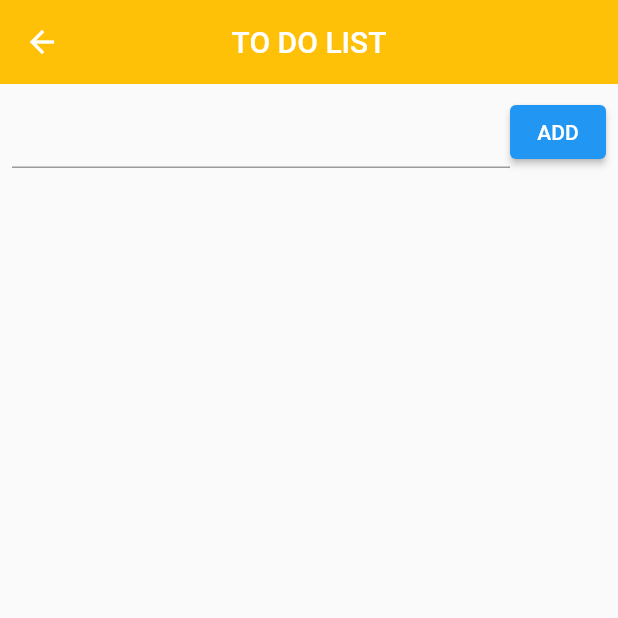
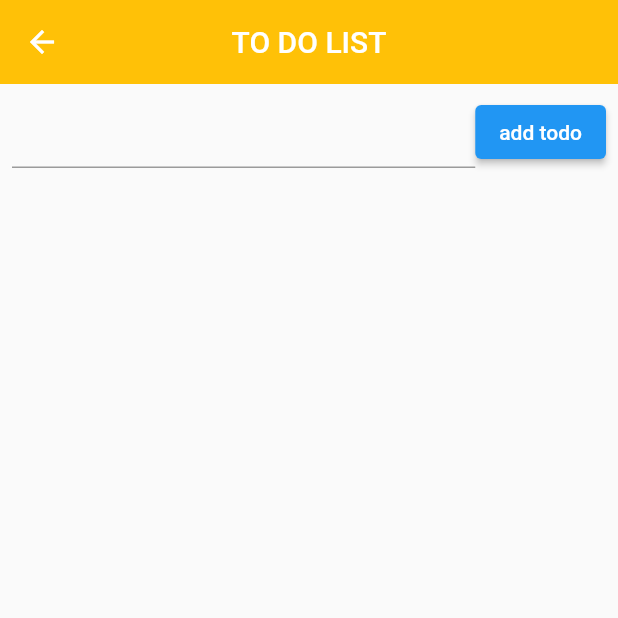
Before and after one commit to subin70/fluttercamp, a Flutter app: the screen it shows after launch, after a tap on "route4", on a phone screen of 412 x 824 dp, the top half of it. Run offline on Flutter 3.47's test engine with Material 2 defaults, Android fonts, the phone set to English and light mode, and no system bars; our stand-ins replace cloud_firestore, firebase_core, get; accounts and stored records are empty.

Commit message:
modify todo

```diff
--- a/lib/main.dart
+++ b/lib/main.dart
@@ -1,9 +1,14 @@
 import 'package:flutter/material.dart';
 import 'todo.dart';
 import 'package:get/get.dart';
+import 'package:firebase_core/firebase_core.dart';
+import 'package:cloud_firestore/cloud_firestore.dart';
 
-
-void main() {
+import 'dart:async';
+import 'dart:core';
+void main() async {
+  WidgetsFlutterBinding.ensureInitialized();
+  await Firebase.initializeApp();
   runApp(MyApp());
 }
 
--- a/lib/todo.dart
+++ b/lib/todo.dart
@@ -101,7 +101,7 @@ class _State extends State<ToDoList> {
                 ),
                 ElevatedButton(
                   onPressed: () => _addTodo(Todo(toDoController.text)),
-                  child: Text('ADD'),
+                  child: Text('add todo'),
 
                 )
               ],
```
Also changed, not shown: 3 other files.
